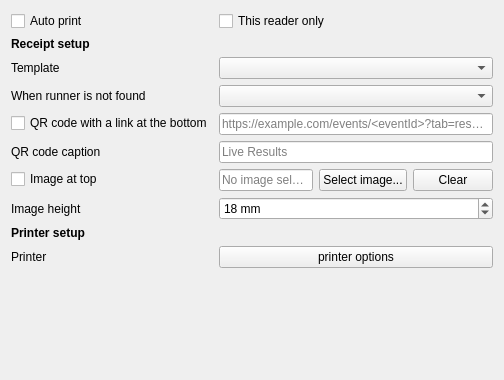
Above: quickevent/app/quickevent/plugins/Receipts/src/receiptssettingspage.ui from arnost00/quickbox before the change. Below: the same form after it.
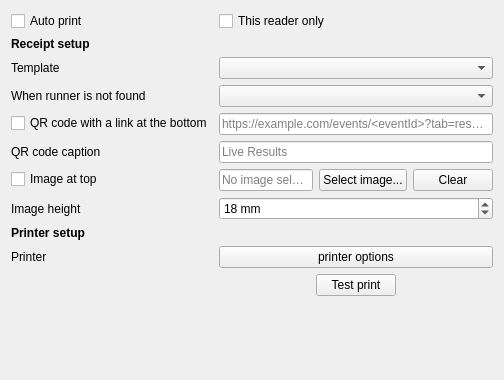
That is the form after the change.

Commit message: feat: added test print button #1031

What changed in the file:
```diff
--- a/quickevent/app/quickevent/plugins/Receipts/src/receiptssettingspage.ui
+++ b/quickevent/app/quickevent/plugins/Receipts/src/receiptssettingspage.ui
@@ -199,10 +199,47 @@
       </property>
      </widget>
     </item>
-    <item row="10" column="0">
-     <spacer name="verticalSpacer">
-      <property name="orientation">
-       <enum>Qt::Vertical</enum>
+     <item row="10" column="1">
+      <layout class="QHBoxLayout" name="testPrintLayout">
+       <item>
+        <spacer name="horizontalSpacerLeft">
+         <property name="orientation">
+          <enum>Qt::Horizontal</enum>
+         </property>
+         <property name="sizeHint" stdset="0">
+          <size>
+           <width>40</width>
+           <height>20</height>
+          </size>
+         </property>
+        </spacer>
+       </item>
+       <item>
+        <widget class="QPushButton" name="btTestPrint">
+         <property name="text">
+          <string>Test print</string>
+         </property>
+        </widget>
+       </item>
+       <item>
+        <spacer name="horizontalSpacerRight">
+         <property name="orientation">
+          <enum>Qt::Horizontal</enum>
+         </property>
+         <property name="sizeHint" stdset="0">
+          <size>
+           <width>40</width>
+           <height>20</height>
+          </size>
+         </property>
+        </spacer>
+       </item>
+      </layout>
+     </item>
+     <item row="11" column="0">
+      <spacer name="verticalSpacer">
+       <property name="orientation">
+        <enum>Qt::Vertical</enum>
       </property>
      <property name="sizeHint" stdset="0">
       <size>
```
Left out of the diff: 1 changed line with no effect on the pictures. The commit also changes 4 other files.
